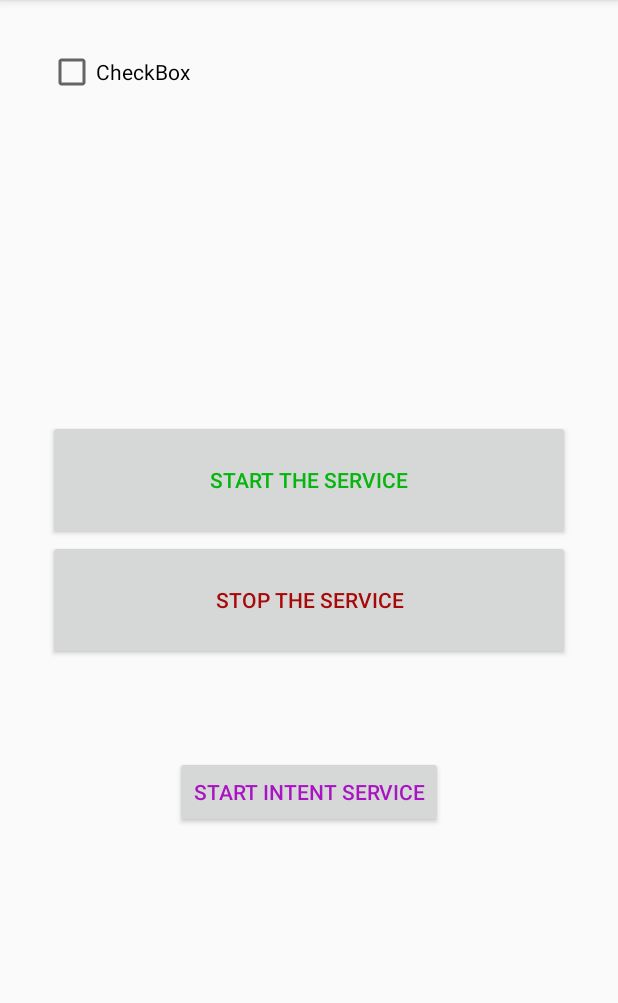
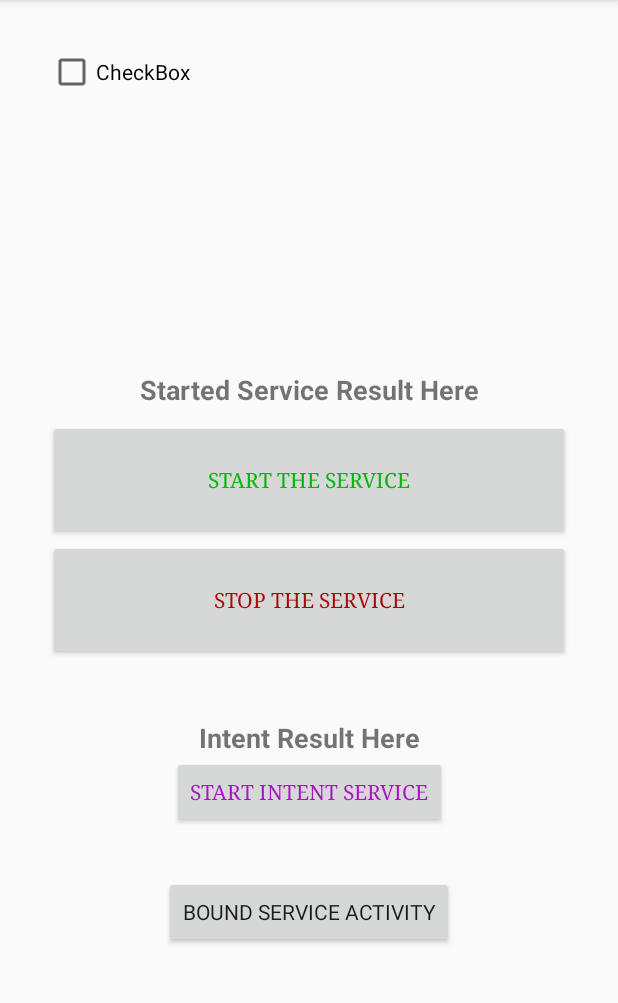
Before and after one commit to sunday58/Services, an Android app: the screen it shows after launch (MainActivity), on a phone screen of 412 x 824 dp, the part 84-1087 px from its top. Run offline under Robolectric (Android 15) with nearby library versions, the phone set to English and light mode, and no system bars.

Commit message:
My service Tutorial

```diff
--- a/app/src/main/AndroidManifest.xml
+++ b/app/src/main/AndroidManifest.xml
@@ -16,8 +16,11 @@
                 <category android:name="android.intent.category.LAUNCHER" />
             </intent-filter>
         </activity>
+        <activity android:name=".SecondActivity"  android:screenOrientation="portrait"/>
+
         <service android:name=".MyStartedService" />
         <service android:name=".MyIntentService" />
+        <service android:name=".MyBoundService" />
     </application>
 
 </manifest>
--- a/app/src/main/java/com/example/android/services/MainActivity.java
+++ b/app/src/main/java/com/example/android/services/MainActivity.java
@@ -1,17 +1,31 @@
 package com.example.android.services;
 
+import android.content.BroadcastReceiver;
+import android.content.Context;
 import android.content.Intent;
+import android.content.IntentFilter;
 import android.os.Bundle;
+import android.os.Handler;
+import android.os.ResultReceiver;
+import android.util.Log;
 import android.view.View;
+import android.widget.TextView;
 
 import androidx.appcompat.app.AppCompatActivity;
 
 public class MainActivity extends AppCompatActivity {
 
+    private TextView txvIntentServiceResult, txvStartedServiceResult;
+    private Handler handler = new Handler();
+    private static final String TAG = MainActivity.class.getSimpleName();
+
     @Override
     protected void onCreate(Bundle savedInstanceState) {
         super.onCreate(savedInstanceState);
         setContentView(R.layout.activity_main);
+
+        txvIntentServiceResult = findViewById(R.id.txvIntentServiceResult);
+        txvStartedServiceResult = findViewById(R.id.txvStartedServiceResult);
     }
 
     public void startStartedService(View view) {
@@ -28,5 +42,71 @@ public class MainActivity extends AppCompatActivity {
     }
 
     public void startIntentService(View view) {
+
+        ResultReceiver myResultReceiver = new MyResultReceiver(null);
+
+        Intent intent = new Intent(MainActivity.this, MyIntentService.class);
+        intent.putExtra("sleepTime", 10);
+
+        intent.putExtra("receiver", myResultReceiver);
+        startService(intent);
     }
+
+    @Override
+    protected void onResume() {
+        super.onResume();
+
+        IntentFilter intentFilter = new IntentFilter();
+        intentFilter.addAction("action.service.to.activity");
+        registerReceiver(myStartedServiceReceiver, intentFilter);
+    }
+
+    private BroadcastReceiver myStartedServiceReceiver = new BroadcastReceiver() {
+        @Override
+        public void onReceive(Context context, Intent intent) {
+
+            String result = intent.getStringExtra("StartServiceResult");
+            txvStartedServiceResult.setText(result);
+        }
+    };
+
+    @Override
+    protected void onPause() {
+        super.onPause();
+
+        unregisterReceiver(myStartedServiceReceiver);
+    }
+
+    public void moveToSecondActivity(View view) {
+        Intent intent = new Intent(this, SecondActivity.class);
+        startActivity(intent);
+    }
+
+    // To receive the data back from MyIntentService.java using Result Receiver
+    private class MyResultReceiver extends ResultReceiver{
+
+        public MyResultReceiver(Handler handler) {
+            super(handler);
+        }
+
+        @Override
+        protected void onReceiveResult(int resultCode, Bundle resultData) {
+            super.onReceiveResult(resultCode, resultData);
+
+            Log.i(TAG, "onReceiveResult, Thread " + Thread.currentThread().getName());
+            if (resultCode == 18 && resultData != null){
+              final  String result = resultData.getString("resultIntentService");
+
+                handler.post(new Runnable() {
+                    @Override
+                    public void run() {
+                        Log.i(TAG, "myHandler Thread"+ Thread.currentThread().getName());
+                        txvIntentServiceResult.setText(result);
+                    }
+                });
+
+            }
+        }
+    }
+
 }
--- a/app/src/main/res/layout/activity_main.xml
+++ b/app/src/main/res/layout/activity_main.xml
@@ -20,6 +20,7 @@
         android:text="START THE SERVICE"
         android:textColor="#05B60E"
         android:textColorHighlight="@color/colorAccent"
+        android:typeface="serif"
         app:layout_constraintBottom_toTopOf="@+id/btnStopStartedService"
         app:layout_constraintEnd_toEndOf="parent"
         app:layout_constraintHorizontal_bias="0.5"
@@ -39,6 +40,7 @@
         android:onClick="stopStartedService"
         android:text="Stop the Service"
         android:textColor="#A70909"
+        android:typeface="serif"
         app:layout_constraintBottom_toTopOf="@+id/btnStartIntentService"
         app:layout_constraintEnd_toEndOf="parent"
         app:layout_constraintHorizontal_bias="0.5"
@@ -67,11 +69,56 @@
         android:layout_marginEnd="8dp"
         android:layout_marginRight="8dp"
         android:layout_marginBottom="8dp"
+        android:fadingEdge="horizontal|vertical"
         android:onClick="startIntentService"
         android:text="Start Intent Service"
         android:textColor="#A813C2"
+        android:typeface="serif"
         app:layout_constraintBottom_toBottomOf="parent"
         app:layout_constraintEnd_toEndOf="parent"
         app:layout_constraintStart_toStartOf="parent"
         app:layout_constraintTop_toBottomOf="@+id/btnStopStartedService" />
+
+    <TextView
+        android:id="@+id/txvStartedServiceResult"
+        android:layout_width="wrap_content"
+        android:layout_height="wrap_content"
+        android:layout_marginStart="8dp"
+        android:layout_marginLeft="8dp"
+        android:layout_marginEnd="8dp"
+        android:layout_marginRight="8dp"
+        android:layout_marginBottom="8dp"
+        android:text="Started Service Result Here"
+        android:textSize="18sp"
+        android:textStyle="bold"
+        app:layout_constraintBottom_toTopOf="@+id/btnStartStartedService"
+        app:layout_constraintEnd_toEndOf="parent"
+        app:layout_constraintStart_toStartOf="parent" />
+
+    <TextView
+        android:id="@+id/txvIntentServiceResult"
+        android:layout_width="wrap_content"
+        android:layout_height="wrap_content"
+        android:text="Intent Result Here"
+        android:textSize="18sp"
+        android:textStyle="bold"
+        app:layout_constraintBottom_toTopOf="@+id/btnStartIntentService"
+        app:layout_constraintEnd_toEndOf="parent"
+        app:layout_constraintStart_toStartOf="parent" />
+
+    <Button
+        android:id="@+id/button"
+        android:layout_width="wrap_content"
+        android:layout_height="wrap_content"
+        android:layout_marginStart="8dp"
+        android:layout_marginLeft="8dp"
+        android:layout_marginTop="32dp"
+        android:layout_marginEnd="8dp"
+        android:layout_marginRight="8dp"
+        android:onClick="moveToSecondActivity"
+        android:text="Bound Service Activity"
+        android:typeface="sans"
+        app:layout_constraintEnd_toEndOf="parent"
+        app:layout_constraintStart_toStartOf="parent"
+        app:layout_constraintTop_toBottomOf="@+id/btnStartIntentService" />
 </androidx.constraintlayout.widget.ConstraintLayout>
--- a/app/src/main/res/values/strings.xml
+++ b/app/src/main/res/values/strings.xml
@@ -1,3 +1,4 @@
 <resources>
     <string name="app_name">Services</string>
+    <string name="_0">0</string>
 </resources>
```
Also changed, not shown: app/src/main/java/com/example/android/services/MyBoundService.java (added, +39 -0 lines), app/src/main/java/com/example/android/services/MyIntentService.java (+38 -2 lines), app/src/main/java/com/example/android/services/MyStartedService.java (+8 -4 lines), app/src/main/java/com/example/android/services/SecondActivity.java (added, +94 -0 lines), app/src/main/res/layout/activity_second.xml (added, +135 -0 lines).
